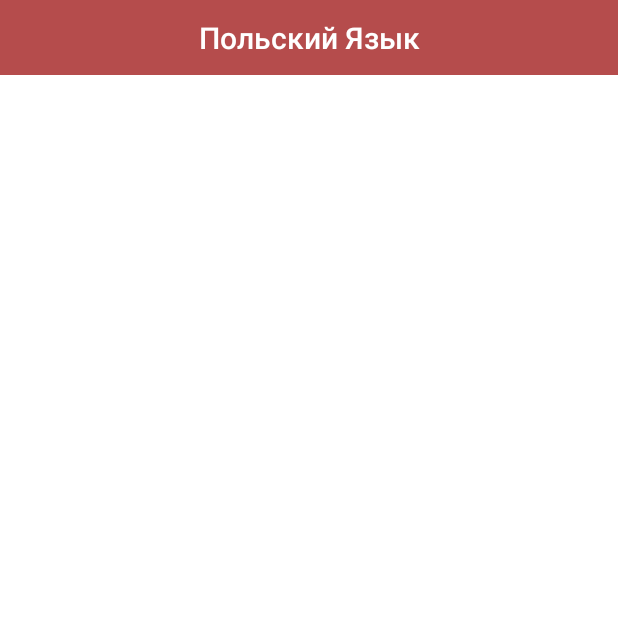
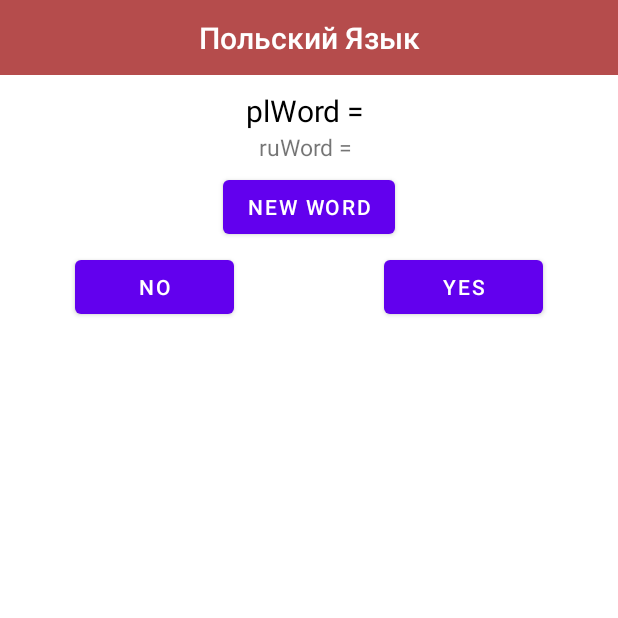
Before and after one commit to coder-chekunkov/polish-language, an Android app: the MainActivity screen opened directly, with no data from a screen before it, on a phone screen of 412 x 824 dp, the top half of it. Run offline under Robolectric (Android 15) with nearby library versions, the phone set to English and light mode, and no system bars.

Commit message:
start working with words from dictionary

```diff
--- a/app/src/main/java/com/example/polish_language/MainActivity.kt
+++ b/app/src/main/java/com/example/polish_language/MainActivity.kt
@@ -2,14 +2,55 @@ package com.example.polish_language
 
 import androidx.appcompat.app.AppCompatActivity
 import android.os.Bundle
+import android.view.View
+import android.widget.Button
+import android.widget.TextView
+import com.example.polish_language.gameWorker.addWordOnScreen
+import com.example.polish_language.gameWorker.*
 
 
 class MainActivity : AppCompatActivity() {
+
+    private lateinit var polandWord: TextView
+    private lateinit var ruWord: TextView
+
+    private lateinit var buttonNewWord: Button
+    private lateinit var buttonCorrect: Button
+    private lateinit var buttonWrong: Button
+
+    private lateinit var rootStringJSON: String // Переменная, хранящяя весь словарь (dictionary.json)
+
     override fun onCreate(savedInstanceState: Bundle?) {
         super.onCreate(savedInstanceState)
         setContentView(R.layout.activity_main)
 
+        rootStringJSON = readText(this) // Запись словаря в переменную
+        val listener = createListener() // Реализация обработки нажатий на кнопки
 
+        polandWord = findViewById(R.id.plWord)
+        ruWord = findViewById(R.id.ruWord)
+
+        buttonNewWord = findViewById(R.id.getNewWord)
+        buttonCorrect = findViewById(R.id.buttonCorrectly)
+        buttonWrong = findViewById(R.id.buttonWrong)
+
+        buttonNewWord.setOnClickListener(listener)
+        buttonCorrect.setOnClickListener(listener)
+        buttonWrong.setOnClickListener(listener)
     }
 
+    // Отработка нажатий на кнопки:
+    private fun createListener(): View.OnClickListener = View.OnClickListener { view ->
+        when (view) {
+            buttonNewWord -> addWordOnScreen(rootStringJSON, polandWord, ruWord)
+            buttonCorrect -> {
+                checkIsCorrectAns(true)
+                addWordOnScreen(rootStringJSON, polandWord, ruWord)
+            }
+            buttonWrong -> {
+                checkIsCorrectAns(false)
+                addWordOnScreen(rootStringJSON, polandWord, ruWord)
+            }
+        }
+    }
 }
--- /dev/null
+++ b/app/src/main/java/com/example/polish_language/gameWorker/GameLogic.kt
@@ -0,0 +1,33 @@
+package com.example.polish_language.gameWorker
+
+import android.annotation.SuppressLint
+import android.widget.TextView
+import kotlin.random.Random
+
+private var isCorrect = true// Переменная для хранения "правильности" слова
+
+@SuppressLint("SetTextI18n")
+fun addWordOnScreen(rootStringJSON: String, plWord: TextView, ruWord: TextView) {
+    isCorrect = createRandomCorrectValue() // Рандомная переменная для правильности слова
+    val idWord = createRandomIdWord() // Рандомная переменная для номера слова
+    val word = readDictionaryJSONFile(rootStringJSON, idWord) // Слово из словаря
+
+    val plWordValue = "\"${word.plWord}\""
+    val ruWordCorrectValue = "\"${word.ruWordCorrect}\""
+    val ruWordWrongValue = "\"${word.ruWordWrong}\""
+
+    plWord.text = plWordValue // Вывод Польского слова на экран
+    ruWord.text = if (isCorrect) ruWordCorrectValue else ruWordWrongValue // Вывод русского слова
+}
+
+// Проверка правильно ответа пользователя:
+fun checkIsCorrectAns(userAnswer: Boolean) {
+    if (userAnswer == isCorrect) {
+        println("CORRECT ANSWER!")
+    } else {
+        println("WRONG ANSWER!")
+    }
+}
+
+private fun createRandomIdWord(): Int = (1..50).shuffled().last()
+private fun createRandomCorrectValue(): Boolean = Random.nextBoolean()
--- /dev/null
+++ b/app/src/main/java/com/example/polish_language/gameWorker/ReadJSONDictionary.kt
@@ -0,0 +1,39 @@
+package com.example.polish_language.gameWorker
+
+import android.content.Context
+import com.example.polish_language.R
+import org.json.JSONObject
+import java.io.BufferedReader
+import java.io.InputStream
+import java.io.InputStreamReader
+
+// Класс для хранения слова из словаря (dictionary.json):
+class Word(val plWord: String, val ruWordCorrect: String, val ruWordWrong: String)
+
+// Создание объекта с данными из словаря:
+fun readDictionaryJSONFile(rootStringJSON: String, idWord: Int): Word {
+    val jsonRoot = JSONObject(rootStringJSON)
+    val jsonWord = jsonRoot.getJSONObject(idWord.toString())
+
+    val plWord = jsonWord.getString("pl_word")
+    val ruWordCorrect = jsonWord.getString("ru_word")
+    val ruWordWrong = jsonWord.getString("ru_word_wrong")
+
+    return Word(plWord, ruWordCorrect, ruWordWrong)
+}
+
+// Получение данных из словаря (dictionary.json):
+fun readText(context: Context): String {
+    val inputStream: InputStream = context.resources.openRawResource(R.raw.dictionary)
+    val bufferedReader = BufferedReader(InputStreamReader(inputStream))
+
+    val file = StringBuilder()
+    var value: String?
+
+    while (bufferedReader.readLine().also { value = it } != null) {
+        file.append(value)
+        file.append("\n")
+    }
+
+    return file.toString()
+}
--- a/app/src/main/res/layout/activity_main.xml
+++ b/app/src/main/res/layout/activity_main.xml
@@ -1,5 +1,5 @@
 <?xml version="1.0" encoding="utf-8"?>
-<androidx.constraintlayout.widget.ConstraintLayout xmlns:android="http://schemas.android.com/apk/res/android"
+<RelativeLayout xmlns:android="http://schemas.android.com/apk/res/android"
     xmlns:tools="http://schemas.android.com/tools"
     android:layout_width="match_parent"
     android:layout_height="match_parent"
@@ -24,5 +24,66 @@
 
     </androidx.appcompat.widget.Toolbar>
 
+    <TextView
+        android:id="@+id/plWord"
+        android:layout_width="wrap_content"
+        android:layout_height="wrap_content"
+        android:layout_below="@id/toolbar"
+        android:layout_centerHorizontal="true"
+        android:layout_marginTop="10dp"
+        android:text="plWord = "
+        android:textColor="@color/black"
+        android:textSize="20dp"
+        tools:ignore="HardcodedText,SpUsage" />
 
-</androidx.constraintlayout.widget.ConstraintLayout>
+    <TextView
+        android:id="@+id/ruWord"
+        android:layout_width="wrap_content"
+        android:layout_height="wrap_content"
+        android:layout_below="@id/plWord"
+        android:layout_centerHorizontal="true"
+        android:text="ruWord = "
+        android:textSize="15dp"
+        tools:ignore="HardcodedText,SpUsage" />
+
+
+    <Button
+        android:id="@+id/getNewWord"
+        android:layout_width="wrap_content"
+        android:layout_height="wrap_content"
+        android:layout_below="@id/ruWord"
+        android:layout_centerHorizontal="true"
+        android:layout_marginTop="5dp"
+        android:text="new word"
+        tools:ignore="HardcodedText" />
+
+    <LinearLayout
+        android:layout_width="match_parent"
+        android:layout_height="wrap_content"
+        android:layout_below="@id/getNewWord"
+        android:layout_marginTop="5dp"
+        android:orientation="horizontal">
+
+        <Button
+            android:id="@+id/buttonWrong"
+            android:layout_width="wrap_content"
+            android:layout_height="wrap_content"
+            android:layout_marginLeft="50dp"
+            android:layout_marginRight="50dp"
+            android:layout_weight="1"
+            android:text="no"
+            tools:ignore="ButtonStyle,HardcodedText" />
+
+        <Button
+            android:id="@+id/buttonCorrectly"
+            android:layout_width="wrap_content"
+            android:layout_height="wrap_content"
+            android:layout_marginLeft="50dp"
+            android:layout_marginRight="50dp"
+            android:layout_weight="1"
+            android:text="Yes"
+            tools:ignore="ButtonStyle,HardcodedText" />
+    </LinearLayout>
+
+
+</RelativeLayout>
```
